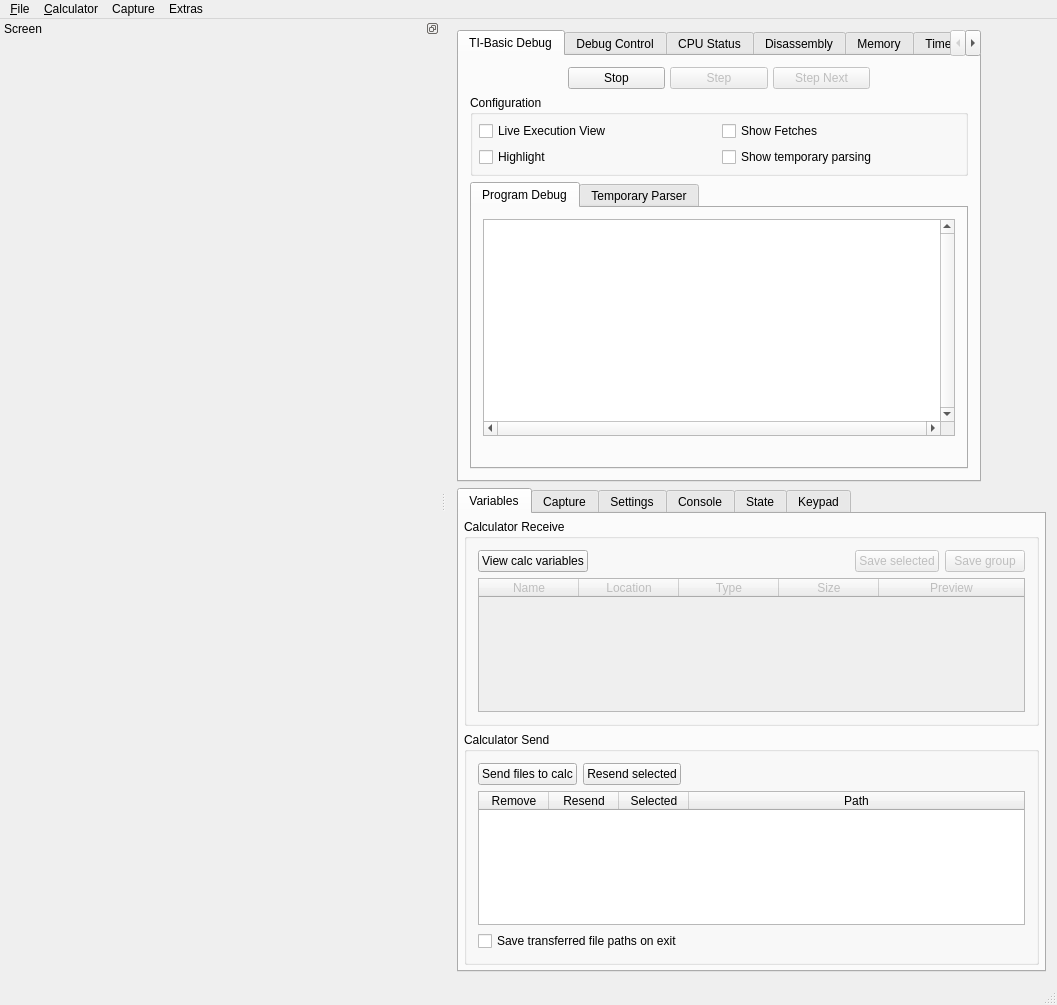
Before: the Qt Designer form gui/qt/mainwindow.ui in CE-Programming/CEmu, drawn with Qt 5.
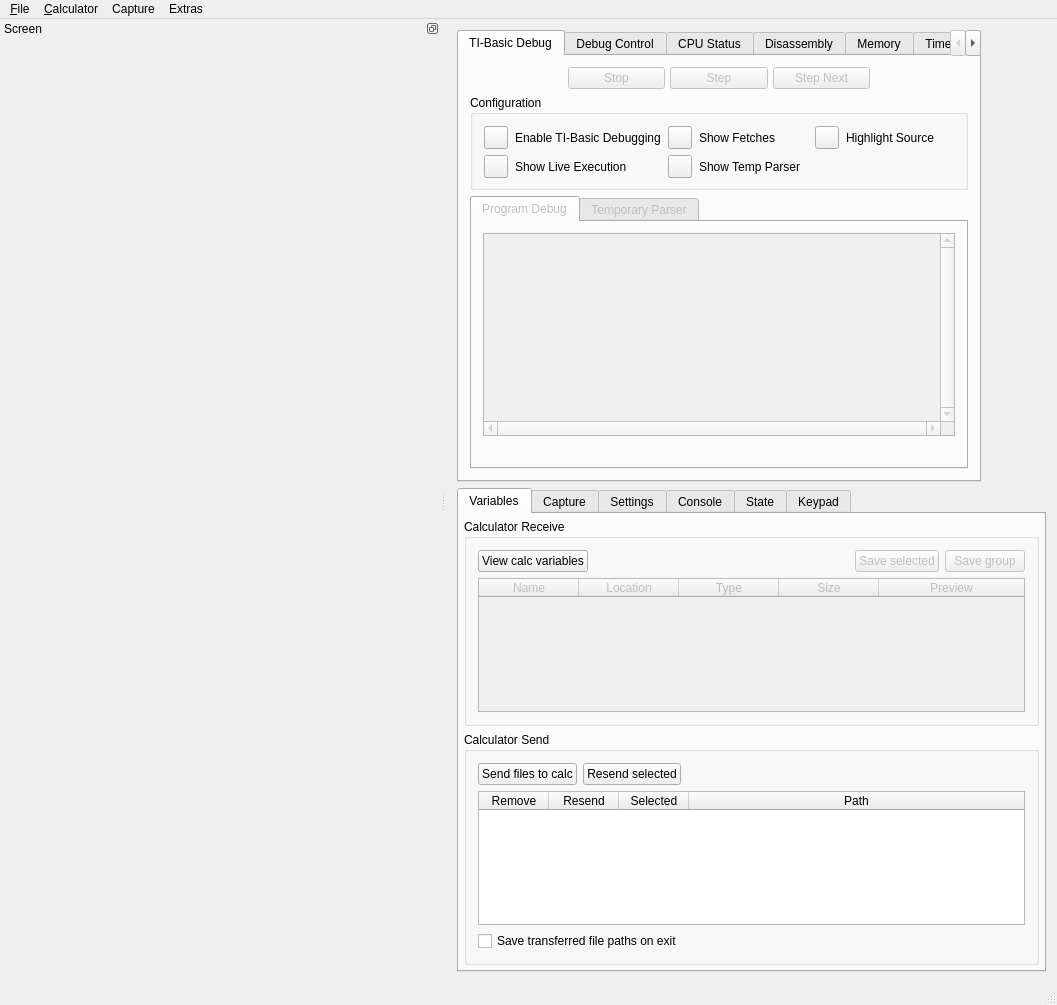
After: the same form once the commit is applied. The open tabs and pages were chosen to show the change. Icons and pictures are not drawn. Custom widgets are drawn as their Qt base class.

Commit message: add basic execution debugging

Diff of the .ui file:
```diff
--- a/gui/qt/mainwindow.ui
+++ b/gui/qt/mainwindow.ui
@@ -106,7 +106,10 @@
            </spacer>
           </item>
           <item>
-           <widget class="QPushButton" name="buttonBasicRun">
+           <widget class="QPushButton" name="btnDebugBasicRun">
+            <property name="enabled">
+             <bool>false</bool>
+            </property>
             <property name="sizePolicy">
              <sizepolicy hsizetype="MinimumExpanding" vsizetype="Maximum">
               <horstretch>0</horstretch>
@@ -197,22 +200,49 @@
              <string>Configuration</string>
             </property>
             <layout class="QGridLayout" name="gridLayout">
-             <property name="leftMargin">
-              <number>6</number>
-             </property>
-             <property name="topMargin">
-              <number>6</number>
-             </property>
-             <property name="rightMargin">
-              <number>6</number>
-             </property>
              <property name="bottomMargin">
+              <number>9</number>
+             </property>
+             <property name="horizontalSpacing">
+              <number>7</number>
+             </property>
+             <property name="verticalSpacing">
               <number>6</number>
              </property>
-             <item row="1" column="0">
-              <widget class="QCheckBox" name="checkBasicHighlighting">
+             <item row="1" column="3">
+              <widget class="QLabel" name="label_31">
                <property name="text">
-                <string>Highlight</string>
+                <string>Show Fetches</string>
+               </property>
+              </widget>
+             </item>
+             <item row="2" column="2">
+              <widget class="QToolButton" name="btnDebugBasicShowTempParser">
+               <property name="text">
+                <string/>
+               </property>
+               <property name="icon">
+                <iconset resource="resources.qrc">
+                 <normaloff>:/icons/resources/icons/checkgray.png</normaloff>
+                 <normalon>:/icons/resources/icons/check.png</normalon>:/icons/resources/icons/checkgray.png</iconset>
+               </property>
+               <property name="checkable">
+                <bool>true</bool>
+               </property>
+              </widget>
+             </item>
+             <item row="2" column="0">
+              <widget class="QToolButton" name="btnDebugBasicLiveExecution">
+               <property name="text">
+                <string/>
+               </property>
+               <property name="icon">
+                <iconset resource="resources.qrc">
+                 <normaloff>:/icons/resources/icons/checkgray.png</normaloff>
+                 <normalon>:/icons/resources/icons/check.png</normalon>:/icons/resources/icons/checkgray.png</iconset>
+               </property>
+               <property name="checkable">
+                <bool>true</bool>
                </property>
                <property name="checked">
                 <bool>false</bool>
@@ -220,23 +250,75 @@
               </widget>
              </item>
              <item row="1" column="1">
-              <widget class="QCheckBox" name="checkBasicShowTempParse">
+              <widget class="QLabel" name="label_25">
                <property name="text">
-                <string>Show temporary parsing</string>
+                <string>Enable TI-Basic Debugging</string>
                </property>
               </widget>
              </item>
-             <item row="0" column="0">
-              <widget class="QCheckBox" name="checkBasicLiveExecution">
+             <item row="1" column="4">
+              <widget class="QToolButton" name="btnDebugBasicHighlight">
                <property name="text">
-                <string>Live Execution View</string>
+                <string/>
                </property>
+               <property name="icon">
+                <iconset resource="resources.qrc">
+                 <normaloff>:/icons/resources/icons/checkgray.png</normaloff>
+                 <normalon>:/icons/resources/icons/check.png</normalon>:/icons/resources/icons/checkgray.png</iconset>
+               </property>
+               <property name="checkable">
+                <bool>true</bool>
+               </property>
               </widget>
              </item>
-             <item row="0" column="1">
-              <widget class="QCheckBox" name="checkBasicShowFetch">
+             <item row="1" column="0">
+              <widget class="QToolButton" name="btnDebugBasicEnable">
                <property name="text">
-                <string>Show Fetches</string>
+                <string/>
+               </property>
+               <property name="icon">
+                <iconset resource="resources.qrc">
+                 <normaloff>:/icons/resources/icons/checkgray.png</normaloff>
+                 <normalon>:/icons/resources/icons/check.png</normalon>:/icons/resources/icons/checkgray.png</iconset>
+               </property>
+               <property name="checkable">
+                <bool>true</bool>
+               </property>
+              </widget>
+             </item>
+             <item row="2" column="3">
+              <widget class="QLabel" name="label_32">
+               <property name="text">
+                <string>Show Temp Parser</string>
+               </property>
+              </widget>
+             </item>
+             <item row="1" column="2">
+              <widget class="QToolButton" name="btnDebugBasicShowFetches">
+               <property name="text">
+                <string/>
+               </property>
+               <property name="icon">
+                <iconset resource="resources.qrc">
+                 <normaloff>:/icons/resources/icons/checkgray.png</normaloff>
+                 <normalon>:/icons/resources/icons/check.png</normalon>:/icons/resources/icons/checkgray.png</iconset>
+               </property>
+               <property name="checkable">
+                <bool>true</bool>
+               </property>
+              </widget>
+             </item>
+             <item row="2" column="1">
+              <widget class="QLabel" name="label_29">
+               <property name="text">
+                <string>Show Live Execution</string>
+               </property>
+              </widget>
+             </item>
+             <item row="1" column="5">
+              <widget class="QLabel" name="label_30">
+               <property name="text">
+                <string>Highlight Source</string>
                </property>
               </widget>
              </item>
@@ -247,6 +329,9 @@
         </item>
         <item>
          <widget class="QTabWidget" name="tabDebugBasic">
+          <property name="enabled">
+           <bool>false</bool>
+          </property>
           <property name="currentIndex">
            <number>0</number>
           </property>
```
Left out of the diff: 6 changed lines with no effect on the pictures. The commit also changes 9 other files.
